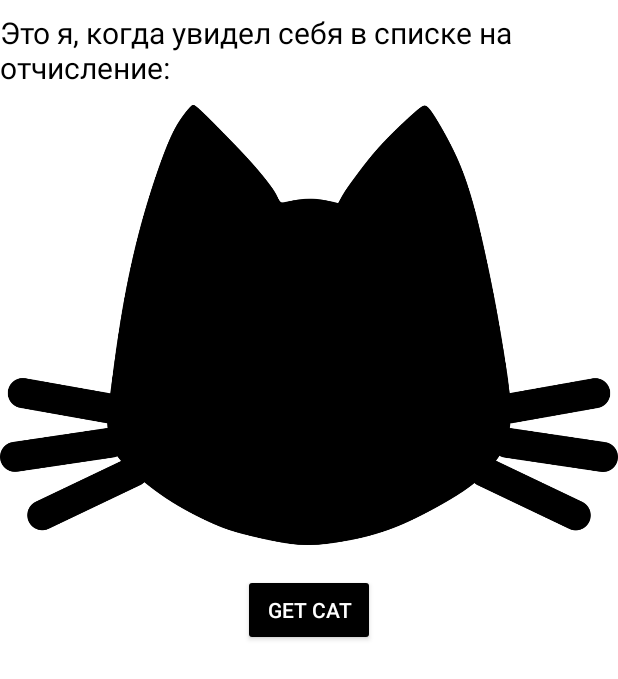
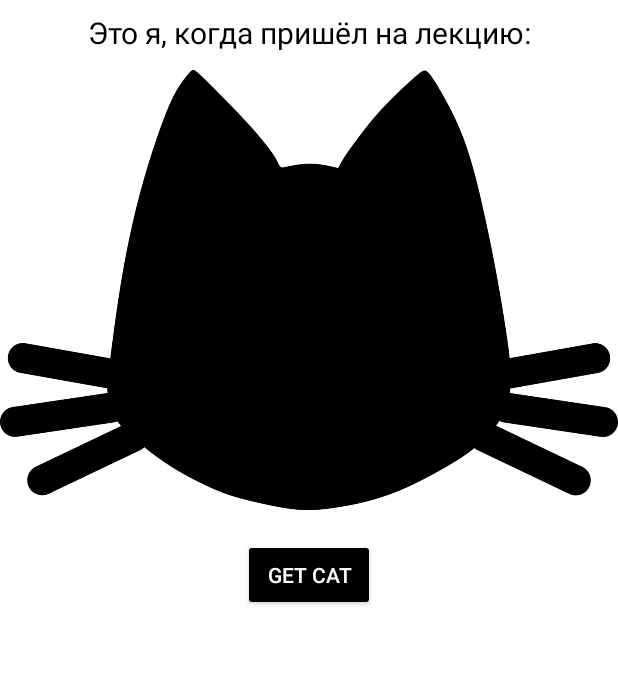
Before and after one commit to StinkyHoleySock/CatApp2, an Android app: the MainFragment screen opened through its navigation route, after a tap on "GET CAT", on a phone screen of 412 x 824 dp. Shown: the top 679 px of the screen. Run offline under Robolectric (Android 15) with nearby library versions, the phone set to English and light mode, and no system bars; our stand-ins replace Picasso; network calls fail; pictures from the network do not load; Roboto replaces fonts that are not available here; 1 statement that could not run was skipped.

Commit message:
- add checking internet connection

```diff
--- a/app/src/main/AndroidManifest.xml
+++ b/app/src/main/AndroidManifest.xml
@@ -2,6 +2,7 @@
 <manifest xmlns:android="http://schemas.android.com/apk/res/android"
     package="com.example.apiexampleapp">
 
+    <uses-permission android:name="android.permission.ACCESS_NETWORK_STATE" />
     <uses-permission android:name="android.permission.INTERNET"/>
 
     <application
--- a/app/src/main/java/com/example/apiexampleapp/MainActivity.kt
+++ b/app/src/main/java/com/example/apiexampleapp/MainActivity.kt
@@ -2,10 +2,26 @@ package com.example.apiexampleapp
 
 import androidx.appcompat.app.AppCompatActivity
 import android.os.Bundle
+import android.view.View
+import androidx.lifecycle.Observer
+import kotlinx.android.synthetic.main.activity_main.*
 
 class MainActivity : AppCompatActivity() {
     override fun onCreate(savedInstanceState: Bundle?) {
         super.onCreate(savedInstanceState)
         setContentView(R.layout.activity_main)
+
+        val networkConnection = NetworkConnection(applicationContext)
+        networkConnection.observe(this, Observer { isConnected ->
+
+            if (isConnected) {
+                containerView.visibility = View.VISIBLE
+                layout_check_connection.visibility = View.GONE
+            } else {
+                containerView.visibility = View.GONE
+                layout_check_connection.visibility = View.VISIBLE
+            }
+
+        })
     }
 }
--- /dev/null
+++ b/app/src/main/java/com/example/apiexampleapp/NetworkConnection.kt
@@ -0,0 +1,68 @@
+package com.example.apiexampleapp
+
+import android.annotation.TargetApi
+import android.content.Context
+import android.net.*
+import android.os.Build
+import androidx.lifecycle.LiveData
+
+class NetworkConnection(context: Context): LiveData<Boolean>()  {
+
+    private var connectivityManager: ConnectivityManager =
+        context.getSystemService(Context.CONNECTIVITY_SERVICE) as ConnectivityManager
+
+    private lateinit var networkCallback: ConnectivityManager.NetworkCallback
+
+    override fun onActive() {
+        super.onActive()
+        updateConnection()
+        when {
+            Build.VERSION.SDK_INT >= Build.VERSION_CODES.N -> {
+                connectivityManager.registerDefaultNetworkCallback(connectivityManagerCallback())
+            }
+            else -> {
+                lollipopNetworkRequest()
+            }
+        }
+    }
+
+    override fun onInactive() {
+        super.onInactive()
+        connectivityManager.unregisterNetworkCallback(connectivityManagerCallback())
+    }
+
+    @TargetApi(Build.VERSION_CODES.LOLLIPOP)
+    private fun lollipopNetworkRequest() {
+        val requestBuilder = NetworkRequest.Builder()
+            .addTransportType(NetworkCapabilities.TRANSPORT_CELLULAR)
+            .addTransportType(NetworkCapabilities.TRANSPORT_WIFI)
+            .addTransportType(NetworkCapabilities.TRANSPORT_ETHERNET)
+
+        connectivityManager.registerNetworkCallback(
+            requestBuilder.build(),
+            connectivityManagerCallback()
+        )
+    }
+
+
+    private fun connectivityManagerCallback(): ConnectivityManager.NetworkCallback {
+        networkCallback = object : ConnectivityManager.NetworkCallback() {
+
+            override fun onLost(network: Network) {
+                super.onLost(network)
+                postValue(false)
+            }
+
+            override fun onAvailable(network: Network) {
+                super.onAvailable(network)
+                postValue(true)
+            }
+        }
+        return networkCallback
+    }
+
+    private fun updateConnection() {
+        val activeNetwork: NetworkInfo? = connectivityManager.activeNetworkInfo
+        postValue(activeNetwork?.isConnected == true)
+    }
+}
--- a/app/src/main/java/com/example/apiexampleapp/screens/main/MainFragment.kt
+++ b/app/src/main/java/com/example/apiexampleapp/screens/main/MainFragment.kt
@@ -5,7 +5,9 @@ import android.view.LayoutInflater
 import android.view.View
 import android.view.ViewGroup
 import androidx.fragment.app.Fragment
+import androidx.lifecycle.Observer
 import androidx.lifecycle.ViewModelProvider
+import com.example.apiexampleapp.NetworkConnection
 import com.example.apiexampleapp.R
 import com.example.apiexampleapp.databinding.FragmentMainBinding
 import com.squareup.picasso.Picasso
--- a/app/src/main/res/layout/activity_main.xml
+++ b/app/src/main/res/layout/activity_main.xml
@@ -4,18 +4,51 @@
     xmlns:tools="http://schemas.android.com/tools"
     android:layout_width="match_parent"
     android:layout_height="match_parent"
+    android:background="@color/black"
     tools:context=".MainActivity">
+
+    <LinearLayout
+        android:id="@+id/layout_check_connection"
+        android:layout_width="match_parent"
+        android:layout_height="match_parent"
+        android:orientation="vertical"
+        android:gravity="center"
+        app:layout_constraintBottom_toBottomOf="parent"
+        app:layout_constraintEnd_toEndOf="parent"
+        app:layout_constraintStart_toStartOf="parent"
+        app:layout_constraintTop_toTopOf="parent">
+
+        <ImageView
+            android:id="@+id/iv_disconnect"
+            android:layout_width="150dp"
+            android:layout_height="150dp"
+            android:src="@drawable/ic_check_connection"
+            app:layout_constraintBottom_toBottomOf="parent"
+            app:layout_constraintEnd_toEndOf="parent"
+            app:layout_constraintStart_toStartOf="parent"
+            app:layout_constraintTop_toTopOf="parent" />
+
+        <TextView
+            android:id="@+id/tv_check_connection"
+            android:layout_width="wrap_content"
+            android:layout_height="wrap_content"
+            android:text="@string/no_internet_connection"
+            android:textColor="@color/white"
+            android:textSize="16sp"/>
+
+    </LinearLayout>
+
 
     <androidx.fragment.app.FragmentContainerView
         android:id="@+id/containerView"
+        android:name="androidx.navigation.fragment.NavHostFragment"
         android:layout_width="0dp"
         android:layout_height="0dp"
-        android:name="androidx.navigation.fragment.NavHostFragment"
         app:defaultNavHost="true"
-        app:navGraph="@navigation/nav_graph_application"
         app:layout_constraintBottom_toBottomOf="parent"
         app:layout_constraintEnd_toEndOf="parent"
         app:layout_constraintStart_toStartOf="parent"
-        app:layout_constraintTop_toTopOf="parent" />
+        app:layout_constraintTop_toTopOf="parent"
+        app:navGraph="@navigation/nav_graph_application" />
 
 </androidx.constraintlayout.widget.ConstraintLayout>
--- a/app/src/main/res/layout/fragment_main.xml
+++ b/app/src/main/res/layout/fragment_main.xml
@@ -4,11 +4,12 @@
     xmlns:tools="http://schemas.android.com/tools"
     android:layout_width="match_parent"
     android:layout_height="match_parent"
+    android:background="@color/white"
     xmlns:app="http://schemas.android.com/apk/res-auto">
 
     <TextView
         android:id="@+id/tv_mem"
-        android:layout_width="wrap_content"
+        android:layout_width="match_parent"
         android:layout_height="wrap_content"
         android:text="@string/its_me"
         android:textColor="@color/black"
@@ -16,6 +17,7 @@
         android:layout_marginTop="8dp"
         android:layout_marginStart="16dp"
         android:layout_marginEnd="16dp"
+        android:textAlignment="center"
         app:layout_constraintStart_toStartOf="parent"
         app:layout_constraintEnd_toEndOf="parent"
         app:layout_constraintTop_toTopOf="parent"/>
--- a/app/src/main/res/values/memes.xml
+++ b/app/src/main/res/values/memes.xml
@@ -3,8 +3,10 @@
     <string-array name="memes">
         <item>Это я завтра:</item>
         <item>Это я, когда пришёл на лекцию:</item>
-        <item>Это я, когда захотел в туалет:</item>
+        <item>Это я, когда сытно поел:</item>
         <item>Это я, когда увидел себя в списке на отчисление:</item>
-        <item>Это я в столовой Бонча:</item>
+        <item>Это я в столовой своего вуза:</item>
+        <item>Это я, когда не пошёл на первую пару, а её отменили:</item>
+        <item>Это я, когда лёг спать днём и проспал 7 часов:</item>
     </string-array>
 </resources>
--- a/app/src/main/res/values/strings.xml
+++ b/app/src/main/res/values/strings.xml
@@ -4,4 +4,5 @@
     <string name="fragment_main_text">Main</string>
     <string name="get_cat">Get cat</string>
     <string name="its_me">Это я, когда...</string>
+    <string name="no_internet_connection">Нет соединения с интернетом</string>
 </resources>
```
Also changed, not shown: app/src/main/res/drawable/ic_check_connection.png (added).
